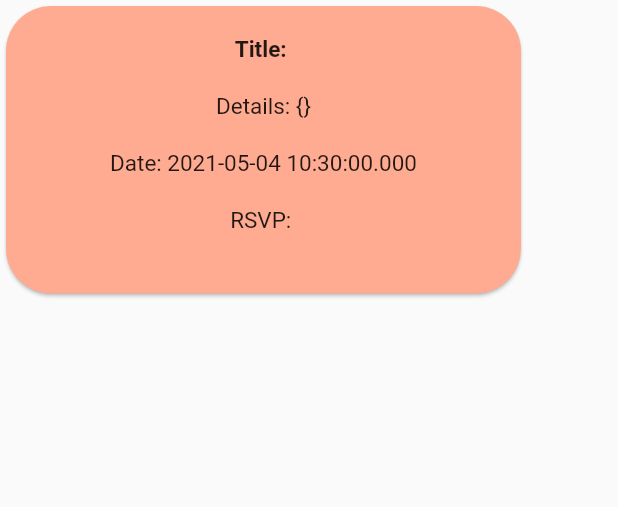
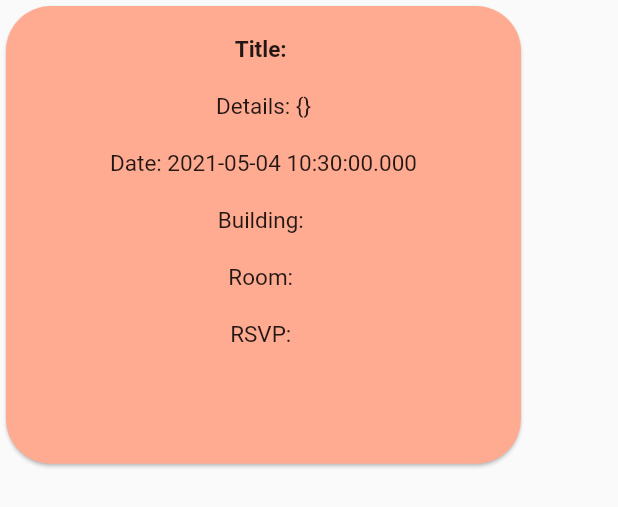
Before and after one commit to shah444/managr, a Flutter app: the RsvpCard widget shown alone on an empty page, opened directly with empty values, on a phone screen of 412 x 824 dp. Shown: the top 507 px of the screen. Run offline on Flutter 3.47's test engine with Material 2 defaults, Android fonts, the phone set to English and light mode, and no system bars; our stand-ins replace firebase_auth, firebase_core, firebase_storage, fluttertoast, shared_preferences; accounts and stored records are empty; network calls fail.

Commit message:
view invites

```diff
--- a/managr_frontend/lib/customWidgets/rsvpCard.dart
+++ b/managr_frontend/lib/customWidgets/rsvpCard.dart
@@ -5,8 +5,11 @@ class RsvpCard extends StatefulWidget {
   var eventDetails;
   var date;
   var rsvp;
+  var building;
+  var room;
 
-  RsvpCard(this.eventTitle, this.eventDetails, this.date, this.rsvp);
+  RsvpCard(this.eventTitle, this.eventDetails, this.date, this.rsvp,
+      this.building, this.room);
 
   @override
   _RsvpCardState createState() => _RsvpCardState();
@@ -26,7 +29,7 @@ class _RsvpCardState extends State<RsvpCard> {
           color: Colors.deepOrange[200],
           child: Container(
             width: screenWidth / 1.2,
-            height: screenHeight / 4.3,
+            height: screenHeight / 2.7,
             child: Column(
               children: [
                 Container(
@@ -53,6 +56,20 @@ class _RsvpCardState extends State<RsvpCard> {
                 Container(
                     margin: EdgeInsets.only(top: 20),
                     child: Text(
+                      "Building: " + widget.building.toString(),
+                      style: TextStyle(
+                          fontSize: 15, fontWeight: FontWeight.normal),
+                    )),
+                Container(
+                    margin: EdgeInsets.only(top: 20),
+                    child: Text(
+                      "Room: " + widget.room.toString(),
+                      style: TextStyle(
+                          fontSize: 15, fontWeight: FontWeight.normal),
+                    )),
+                Container(
+                    margin: EdgeInsets.only(top: 20),
+                    child: Text(
                       "RSVP: " + widget.rsvp.toString(),
                       style: TextStyle(
                           fontSize: 15, fontWeight: FontWeight.normal),
--- a/managr_frontend/lib/pages/invitation.dart
+++ b/managr_frontend/lib/pages/invitation.dart
@@ -34,7 +34,6 @@ class _InvitationState extends State<Invitations> {
         elevation: 0,
       ),
       body: Container(
-        child: Center(
         child: FutureBuilder(
             future: getEvent(),
             builder: (context, snapshot) {
@@ -57,8 +56,7 @@ class _InvitationState extends State<Invitations> {
                             Text(
                               "Invited To",
                               style: TextStyle(
-                                      fontSize: 20,
-                                      fontWeight: FontWeight.bold),
+                                  fontSize: 20, fontWeight: FontWeight.bold),
                             ),
                             // for (var i in text) Text(i.toString()),
                             for (var i = 0; i < data.length; i++)
@@ -66,6 +64,8 @@ class _InvitationState extends State<Invitations> {
                                   data[i]['event_title'],
                                   data[i]['details'],
                                   data[i]['date'],
+                                  data[i]['building'],
+                                  data[i]['room'],
                                   data[i]['attending'])),
                           ],
                         ),
@@ -78,7 +78,7 @@ class _InvitationState extends State<Invitations> {
                   valueColor: AlwaysStoppedAnimation(onboardingStart),
                 );
               }
-                })),
+            }),
       ),
     );
   }
```
Lines whose indentation alone changed are shown as unchanged.
